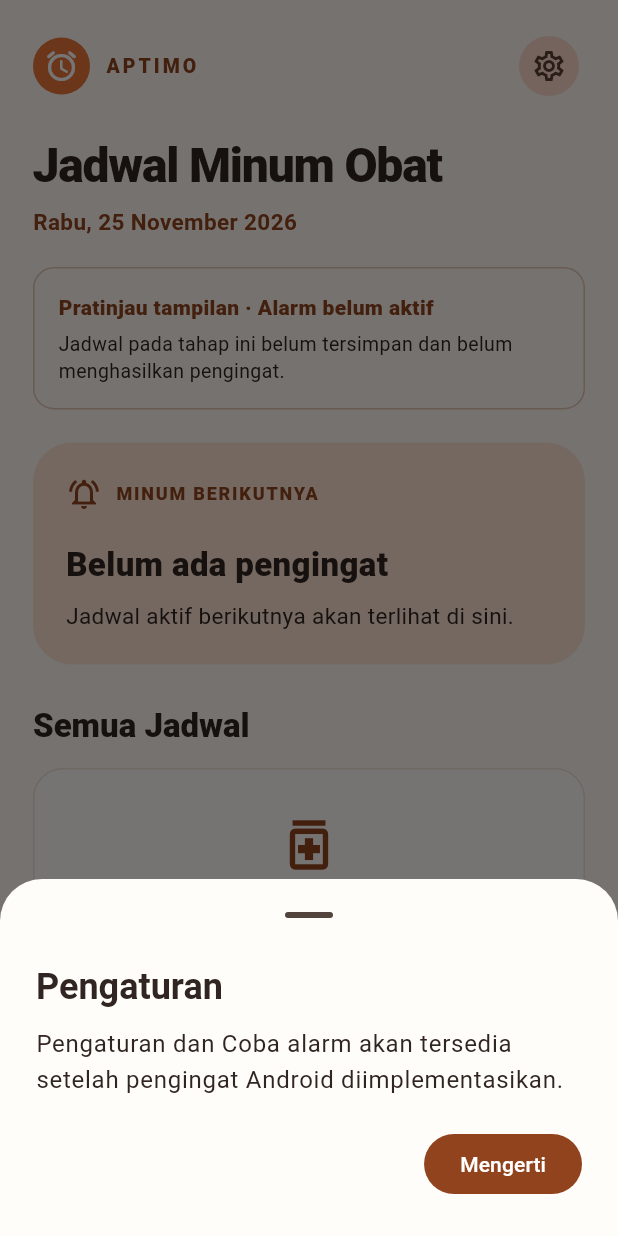
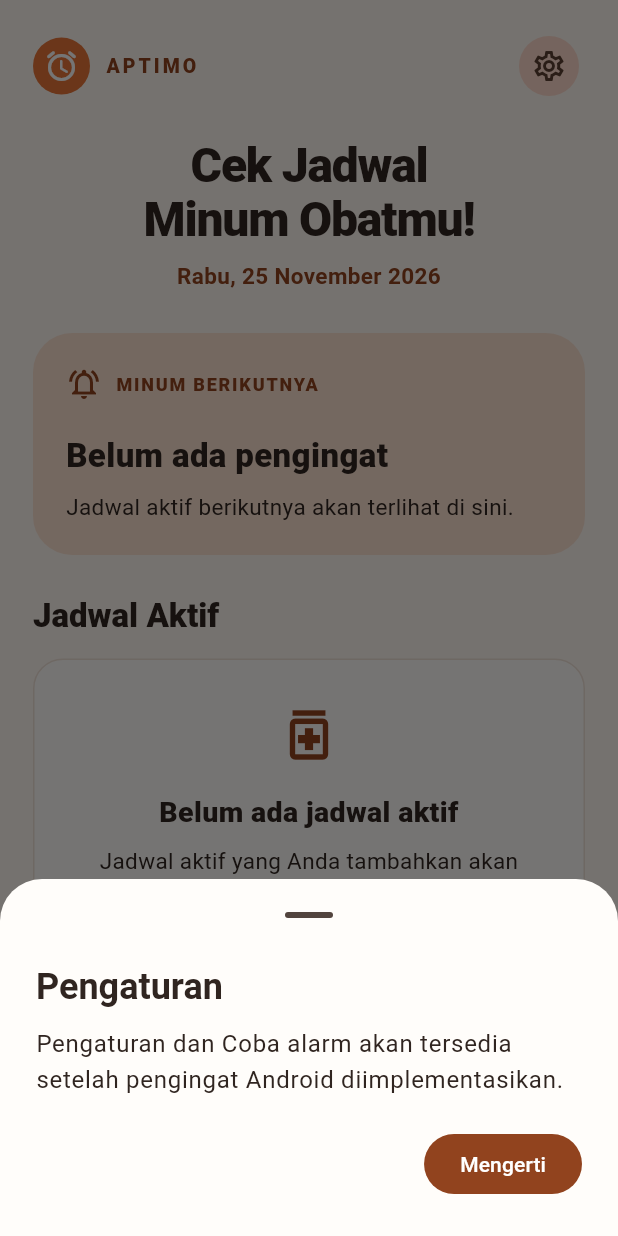
Before and after one commit to adanghifari/aptimo, a Flutter app: the screen it shows after launch, after a tap on the "settings" icon, on a phone screen of 412 x 824 dp. Run offline on Flutter 3.47's test engine with Material 3 defaults, Android fonts, the phone set to English and light mode, and no system bars.

Commit message:
revisi Jadwal Page

```diff
--- a/lib/features/jadwal/jadwal_page.dart
+++ b/lib/features/jadwal/jadwal_page.dart
@@ -185,13 +185,11 @@ class _JadwalPageState extends State<JadwalPage> {
   Widget build(BuildContext context) {
     final sekarang = widget.sekarang ?? DateTime.now();
     final daftar = _lihatKosong ? <JadwalObat>[] : _jadwal;
-    final urutan = List.generate(daftar.length, (index) => index)
-      ..sort((a, b) {
-        final status = daftar[a]
-            .statusPada(sekarang)
-            .index
-            .compareTo(daftar[b].statusPada(sekarang).index);
-        if (status != 0) return status;
+    final urutan =
+        [
+          for (var index = 0; index < daftar.length; index++)
+            if (daftar[index].statusPada(sekarang) == StatusJadwal.aktif) index,
+        ]..sort((a, b) {
           final waktuA = daftar[a].berikutnya(sekarang);
           final waktuB = daftar[b].berikutnya(sekarang);
           if (waktuA != null && waktuB != null) {
@@ -201,8 +199,13 @@ class _JadwalPageState extends State<JadwalPage> {
           return daftar[a].nama.compareTo(daftar[b].nama);
         });
     final mendatang =
-        daftar
-            .map((obat) => (obat: obat, waktu: obat.berikutnya(sekarang)))
+        urutan
+            .map(
+              (index) => (
+                obat: daftar[index],
+                waktu: daftar[index].berikutnya(sekarang),
+              ),
+            )
             .where((item) => item.waktu != null)
             .toList()
           ..sort((a, b) => a.waktu!.compareTo(b.waktu!));
@@ -237,19 +240,38 @@ class _JadwalPageState extends State<JadwalPage> {
               children: [
                 Row(
                   children: [
-                    const CircleAvatar(
+                    // TODO: Hapus pemicu contoh pada logo saat jadwal asli tersedia.
+                    InkWell(
+                      key: const ValueKey('aptimoDemoToggle'),
+                      onTap: widget.tampilkanContoh
+                          ? () => setState(() => _lihatKosong = !_lihatKosong)
+                          : null,
+                      borderRadius: BorderRadius.circular(12),
+                      child: const Padding(
+                        padding: EdgeInsets.symmetric(vertical: 4),
+                        child: Row(
+                          mainAxisSize: MainAxisSize.min,
+                          children: [
+                            CircleAvatar(
                               radius: 19,
                               backgroundColor: _oranye,
-                      child: Icon(Icons.alarm_rounded, color: Colors.white),
+                              child: Icon(
+                                Icons.alarm_rounded,
+                                color: Colors.white,
                               ),
-                    const SizedBox(width: 10),
-                    const Text(
+                            ),
+                            SizedBox(width: 10),
+                            Text(
                               'APTIMO',
                               style: TextStyle(
                                 color: _terakota,
                                 fontSize: 13,
                                 letterSpacing: 2,
                                 fontWeight: FontWeight.w800,
+                              ),
+                            ),
+                          ],
+                        ),
                       ),
                     ),
                     const Spacer(),
@@ -266,7 +288,8 @@ class _JadwalPageState extends State<JadwalPage> {
                 ),
                 const SizedBox(height: 24),
                 Text(
-                  'Jadwal Minum Obat',
+                  'Cek Jadwal\nMinum Obatmu!',
+                  textAlign: TextAlign.center,
                   style: Theme.of(context).textTheme.headlineLarge?.copyWith(
                     fontSize: 32,
                     height: 1.12,
@@ -277,21 +300,14 @@ class _JadwalPageState extends State<JadwalPage> {
                 const SizedBox(height: 9),
                 Text(
                   _tanggal(sekarang),
+                  textAlign: TextAlign.center,
                   style: const TextStyle(
                     color: _terakota,
                     fontSize: 15,
                     fontWeight: FontWeight.w600,
                   ),
                 ),
-                const SizedBox(height: 20),
-                _PesanPratinjau(
-                  tampilkanContoh: widget.tampilkanContoh,
-                  lihatKosong: _lihatKosong,
-                  onGanti: widget.tampilkanContoh
-                      ? () => setState(() => _lihatKosong = !_lihatKosong)
-                      : null,
-                ),
-                const SizedBox(height: 22),
+                const SizedBox(height: 28),
                 _KartuTerdekat(
                   waktu: terdekat,
                   obat: bersama,
@@ -303,15 +319,15 @@ class _JadwalPageState extends State<JadwalPage> {
                   children: [
                     Expanded(
                       child: Text(
-                        'Semua Jadwal',
+                        'Jadwal Aktif',
                         style: Theme.of(context).textTheme.titleLarge?.copyWith(
                           fontWeight: FontWeight.w800,
                         ),
                       ),
                     ),
-                    if (daftar.isNotEmpty)
+                    if (urutan.isNotEmpty)
                       Text(
-                        '${daftar.length} obat',
+                        '${urutan.length} obat',
                         style: const TextStyle(
                           color: _terakota,
                           fontWeight: FontWeight.w600,
@@ -320,7 +336,7 @@ class _JadwalPageState extends State<JadwalPage> {
                   ],
                 ),
                 const SizedBox(height: 14),
-                if (daftar.isEmpty)
+                if (urutan.isEmpty)
                   _Kosong(
                     onTambah: () => _infoTahapBerikutnya(
                       'Tambah jadwal',
@@ -334,22 +350,15 @@ class _JadwalPageState extends State<JadwalPage> {
                       obat: daftar[index],
                       berikutnya: daftar[index].berikutnya(sekarang),
                       sekarang: sekarang,
-                      onPilih: (aksi) {
-                        if (aksi == 'akhiri') {
-                          _akhiri(index);
-                        } else if (aksi == 'ubah') {
-                          setState(() {
-                            final status = _jadwal[index].statusPada(sekarang);
-                            _jadwal[index] = _jadwal[index].denganStatus(
-                              status == StatusJadwal.aktif
-                                  ? StatusJadwal.nonaktif
-                                  : StatusJadwal.aktif,
-                            );
-                          });
-                        }
-                      },
+                      onEdit: () => _infoTahapBerikutnya(
+                        'Edit jadwal',
+                        'Formulir untuk mengubah jadwal ${daftar[index].nama} '
+                            'akan tersedia pada tahap berikutnya. '
+                            'Pratinjau ini belum menyimpan perubahan.',
                       ),
-                    const SizedBox(height: 10),
+                      onAkhiri: () => _akhiri(index),
+                    ),
+                    const SizedBox(height: 18),
                   ],
               ],
             ),
@@ -487,70 +496,91 @@ class _BarisJadwal extends StatelessWidget {
     required this.obat,
     required this.berikutnya,
     required this.sekarang,
-    required this.onPilih,
+    required this.onEdit,
+    required this.onAkhiri,
   });
 
   final JadwalObat obat;
   final DateTime? berikutnya;
   final DateTime sekarang;
-  final ValueChanged<String> onPilih;
+  final VoidCallback onEdit;
+  final VoidCallback onAkhiri;
 
   @override
   Widget build(BuildContext context) {
-    final statusObat = obat.statusPada(sekarang);
-    final aktif = statusObat == StatusJadwal.aktif;
     final belumMulai =
-        aktif &&
         obat.tanggalMulai != null &&
         DateUtils.dateOnly(
           obat.tanggalMulai!,
         ).isAfter(DateUtils.dateOnly(sekarang));
-    final status = switch (statusObat) {
-      StatusJadwal.aktif => belumMulai ? 'Akan dimulai' : 'Aktif',
-      StatusJadwal.nonaktif => 'Nonaktif',
-      StatusJadwal.berakhir => 'Berakhir',
-    };
+    final status = belumMulai ? 'Akan dimulai' : 'Aktif';
     return Container(
-      padding: const EdgeInsets.fromLTRB(14, 16, 6, 16),
+      padding: const EdgeInsets.fromLTRB(16, 18, 16, 16),
       decoration: BoxDecoration(
         color: _kartu,
         borderRadius: BorderRadius.circular(18),
-        border: Border.all(color: const Color(0xFFF0E2D8)),
+        border: Border.all(color: const Color(0xFFE2C7B6), width: 1.2),
+        boxShadow: const [
+          BoxShadow(
+            color: Color(0x146A3A23),
+            blurRadius: 12,
+            offset: Offset(0, 4),
           ),
-      child: Row(
+        ],
+      ),
+      child: Column(
+        crossAxisAlignment: CrossAxisAlignment.stretch,
+        children: [
+          Row(
             crossAxisAlignment: CrossAxisAlignment.start,
             children: [
               SizedBox(
-            width: 76,
+                width: 86,
                 child: Column(
                   crossAxisAlignment: CrossAxisAlignment.start,
                   children: [
                     Text(
-                  berikutnya == null ? '—' : _formatJam(berikutnya!),
-                  style: TextStyle(
-                    fontSize: 19,
+                      berikutnya == null ? '-' : _formatJam(berikutnya!),
+                      style: const TextStyle(
+                        fontSize: 20,
                         fontWeight: FontWeight.w800,
-                    color: aktif ? _terakota : const Color(0xFF6F635D),
+                        color: _terakota,
                       ),
                     ),
                     Text(
                       berikutnya == null
-                      ? 'Tanpa alarm'
+                          ? 'Belum ada'
                           : _hariRelatif(berikutnya!, sekarang),
                       style: const TextStyle(
-                    fontSize: 11,
+                        fontSize: 12,
                         color: Color(0xFF645A53),
+                      ),
+                    ),
+                    const SizedBox(height: 10),
+                    DecoratedBox(
+                      decoration: BoxDecoration(
+                        color: _peach,
+                        borderRadius: BorderRadius.circular(8),
+                      ),
+                      child: Padding(
+                        padding: const EdgeInsets.symmetric(
+                          horizontal: 8,
+                          vertical: 4,
+                        ),
+                        child: Text(
+                          status,
+                          style: const TextStyle(
+                            color: _terakota,
+                            fontSize: 12,
+                            fontWeight: FontWeight.w700,
+                          ),
+                        ),
                       ),
                     ),
                   ],
                 ),
               ),
-          Container(
-            width: 2,
-            height: 52,
-            margin: const EdgeInsets.only(right: 12),
-            color: aktif ? _oranye : const Color(0xFFDDD0C6),
-          ),
+              const SizedBox(width: 12),
               Expanded(
                 child: Column(
                   crossAxisAlignment: CrossAxisAlignment.start,
@@ -568,7 +598,7 @@ class _BarisJadwal extends StatelessWidget {
                     Text(
                       '${obat.jam.length} kali sehari · ${_ringkasanHari(obat.hari)}',
                       style: const TextStyle(
-                    fontSize: 12,
+                        fontSize: 13,
                         color: Color(0xFF645A53),
                       ),
                     ),
@@ -590,48 +620,41 @@ class _BarisJadwal extends StatelessWidget {
                         ),
                       ),
                     ],
-                const SizedBox(height: 9),
-                DecoratedBox(
-                  decoration: BoxDecoration(
-                    color: aktif ? _peach : const Color(0xFFF2EEEA),
-                    borderRadius: BorderRadius.circular(8),
-                  ),
-                  child: Padding(
-                    padding: const EdgeInsets.symmetric(
-                      horizontal: 9,
-                      vertical: 4,
-                    ),
-                    child: Text(
-                      status,
-                      style: TextStyle(
-                        color: aktif ? _terakota : _teks,
-                        fontSize: 12,
-                        fontWeight: FontWeight.w700,
-                      ),
-                    ),
+                  ],
                 ),
               ),
             ],
           ),
+          const SizedBox(height: 14),
+          const Divider(height: 1, color: Color(0xFFF0E2D8)),
+          const SizedBox(height: 12),
+          FilledButton.icon(
+            onPressed: onEdit,
+            icon: const Icon(Icons.edit_outlined, size: 19),
+            label: const Text('Edit Jadwal'),
+            style: FilledButton.styleFrom(
+              minimumSize: const Size.fromHeight(48),
+              backgroundColor: _terakota,
+              foregroundColor: Colors.white,
+              shape: RoundedRectangleBorder(
+                borderRadius: BorderRadius.circular(12),
               ),
-          if (statusObat != StatusJadwal.berakhir)
-            PopupMenuButton<String>(
-              tooltip: 'Opsi jadwal ${obat.nama}',
-              onSelected: onPilih,
-              itemBuilder: (context) => [
-                PopupMenuItem(
-                  value: 'ubah',
-                  child: Text(aktif ? 'Nonaktifkan' : 'Aktifkan kembali'),
             ),
-                const PopupMenuItem(
-                  value: 'akhiri',
-                  child: Text('Akhiri jadwal'),
           ),
-              ],
-              icon: const Icon(Icons.more_vert_rounded, color: _terakota),
-            )
-          else
-            const SizedBox(width: 42),
+          const SizedBox(height: 8),
+          OutlinedButton(
+            onPressed: onAkhiri,
+            style: OutlinedButton.styleFrom(
+              minimumSize: const Size.fromHeight(48),
+              backgroundColor: const Color(0xFFF9EEE7),
+              foregroundColor: _terakota,
+              side: const BorderSide(color: Color(0xFFD7AC90)),
+              shape: RoundedRectangleBorder(
+                borderRadius: BorderRadius.circular(12),
+              ),
+            ),
+            child: const Text('Akhiri Jadwal'),
+          ),
         ],
       ),
     );
@@ -657,13 +680,13 @@ class _Kosong extends StatelessWidget {
           const Icon(Icons.medication_outlined, size: 44, color: _terakota),
           const SizedBox(height: 16),
           const Text(
-            'Belum ada jadwal obat',
+            'Belum ada jadwal aktif',
             textAlign: TextAlign.center,
             style: TextStyle(fontSize: 19, fontWeight: FontWeight.w800),
           ),
           const SizedBox(height: 8),
           const Text(
-            'Jadwal yang Anda tambahkan akan tersusun di sini.',
+            'Jadwal aktif yang Anda tambahkan akan terlihat di sini.',
             textAlign: TextAlign.center,
             style: TextStyle(fontSize: 15, height: 1.4),
           ),
@@ -673,52 +696,6 @@ class _Kosong extends StatelessWidget {
             icon: const Icon(Icons.add_rounded),
             label: const Text('Tambah jadwal'),
           ),
-        ],
-      ),
-    );
-  }
-}
-
-class _PesanPratinjau extends StatelessWidget {
-  const _PesanPratinjau({
-    required this.tampilkanContoh,
-    required this.lihatKosong,
-    required this.onGanti,
-  });
-
-  final bool tampilkanContoh;
-  final bool lihatKosong;
-  final VoidCallback? onGanti;
-
-  @override
-  Widget build(BuildContext context) {
-    return Container(
-      padding: const EdgeInsets.all(16),
-      decoration: BoxDecoration(
-        border: Border.all(color: const Color(0xFFE2C6B3)),
-        borderRadius: BorderRadius.circular(14),
-      ),
-      child: Column(
-        crossAxisAlignment: CrossAxisAlignment.start,
-        children: [
-          const Text(
-            'Pratinjau tampilan · Alarm belum aktif',
-            style: TextStyle(color: _terakota, fontWeight: FontWeight.w800),
-          ),
-          const SizedBox(height: 5),
-          const Text(
-            'Jadwal pada tahap ini belum tersimpan dan belum menghasilkan pengingat.',
-            style: TextStyle(fontSize: 13, height: 1.4),
-          ),
-          if (tampilkanContoh) ...[
-            const SizedBox(height: 7),
-            TextButton(
-              onPressed: onGanti,
-              child: Text(
-                lihatKosong ? 'Lihat jadwal contoh' : 'Lihat keadaan kosong',
-              ),
-            ),
-          ],
         ],
       ),
     );
```
Also changed, not shown: 4 other files. Lines whose indentation alone changed are shown as unchanged.
